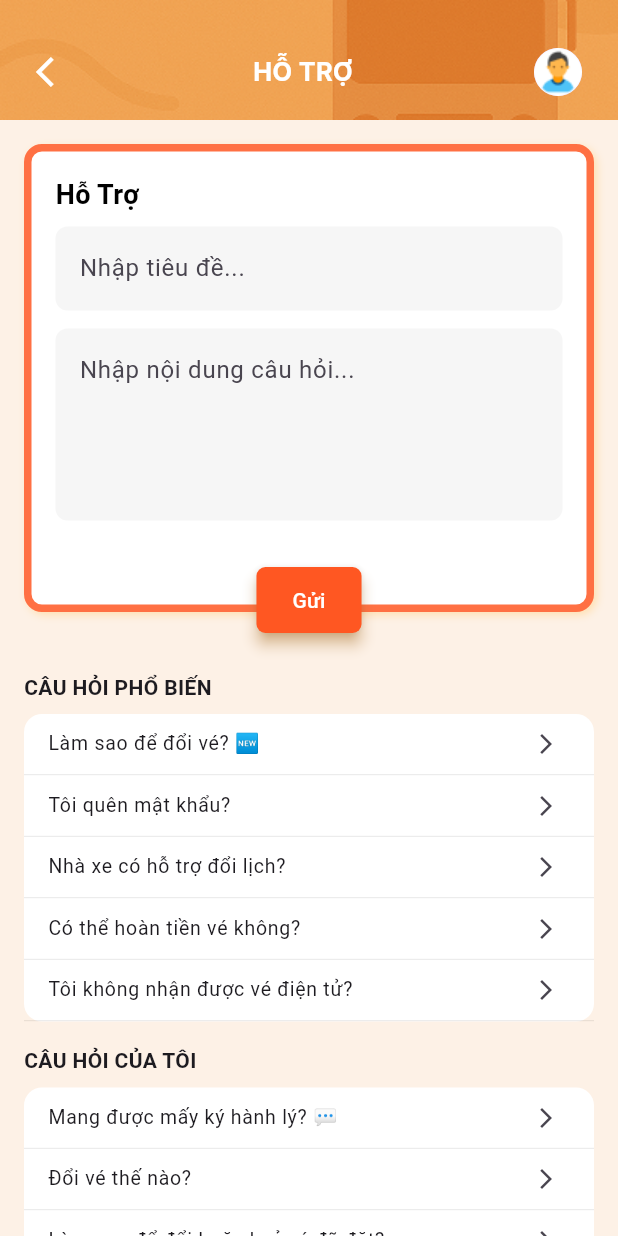
After one commit to BaoNguyen20040407/MobileNC_AppBanVeXe_Web, a Flutter app: the SupportPage screen opened directly, on a phone screen of 412 x 824 dp. The commit adds this screen. Run offline on Flutter 3.47's test engine with Material 3 defaults, Android fonts, the phone set to English and light mode, and no system bars; our stand-ins replace image_picker, shared_preferences; accounts and stored records are empty.

Commit message:
Thành trang hỗ trợ

```diff
--- a/lib/main.dart
+++ b/lib/main.dart
@@ -3,8 +3,7 @@ import 'package:flutter/material.dart';
 import 'package:giao_dien_1/view/auth/splash_screen.dart';
 import 'package:giao_dien_1/view/main/homepage.dart';
 import 'package:giao_dien_1/view/profile/profile_screen.dart';
-import 'package:giao_dien_1/view/ticket_booking/ticket_booking.dart';
-import 'package:giao_dien_1/view/ticket_history/ticket_history.dart';
+
 
 void main() {
   runApp(const MyApp());
--- /dev/null
+++ b/lib/view/support/support.dart
@@ -0,0 +1,176 @@
+import 'package:flutter/material.dart';
+import 'package:giao_dien_1/widget/appbar_profile.dart';
+
+void main() {
+  runApp(SupportPageApp());
+}
+
+class SupportPageApp extends StatelessWidget {
+  @override
+  Widget build(BuildContext context) {
+    return MaterialApp(home: SupportPage(), debugShowCheckedModeBanner: false);
+  }
+}
+
+class SupportPage extends StatelessWidget {
+  @override
+  Widget build(BuildContext context) {
+    return Scaffold(
+      backgroundColor: Color(0xFFFDF1E6),
+      appBar: AppBarProfile(title: 'HỖ TRỢ'),
+      body: SingleChildScrollView(
+        padding: EdgeInsets.all(16),
+        child: Column(
+          crossAxisAlignment: CrossAxisAlignment.start,
+          children: [
+            Stack(
+              clipBehavior: Clip.none,
+              children: [
+                Container(
+                  padding: EdgeInsets.all(16),
+                  decoration: BoxDecoration(
+                    color: Colors.white,
+                    borderRadius: BorderRadius.circular(12),
+                    border: Border.all(color: Color(0xFFFF7043), width: 5),
+                    boxShadow: [
+                      BoxShadow(
+                        color: Colors.orange.shade100,
+                        offset: Offset(2, 2),
+                        blurRadius: 4,
+                      ),
+                    ],
+                  ),
+                  child: Column(
+                    crossAxisAlignment: CrossAxisAlignment.start,
+                    children: [
+                      Padding(
+                        padding: const EdgeInsets.only(bottom: 8),
+                        child: Text(
+                          'Hỗ Trợ',
+                          style: TextStyle(
+                            fontSize: 18,
+                            fontWeight: FontWeight.bold,
+                            color: Color(0xFF000000),
+                          ),
+                        ),
+                      ),
+                      TextField(
+                        decoration: InputDecoration(
+                          hintText: 'Nhập tiêu đề...',
+                          filled: true,
+                          fillColor: Color(0xFFF6F6F6),
+                          border: OutlineInputBorder(
+                            borderRadius: BorderRadius.circular(8),
+                            borderSide: BorderSide.none,
+                          ),
+                        ),
+                      ),
+                      SizedBox(height: 12),
+                      TextField(
+                        maxLines: 4,
+                        decoration: InputDecoration(
+                          hintText: 'Nhập nội dung câu hỏi...',
+                          filled: true,
+                          fillColor: Color(0xFFF6F6F6),
+                          border: OutlineInputBorder(
+                            borderRadius: BorderRadius.circular(8),
+                            borderSide: BorderSide.none,
+                          ),
+                        ),
+                      ),
+                      SizedBox(height: 40),
+                    ],
+                  ),
+                ),
+                Positioned(
+                  bottom: -16,
+                  left: 0,
+                  right: 0,
+                  child: Center(
+                    child: ElevatedButton(
+                      style: ElevatedButton.styleFrom(
+                        backgroundColor: Color(0xFFFF5722),
+                        shape: RoundedRectangleBorder(
+                          borderRadius: BorderRadius.circular(6),
+                        ),
+                        padding: EdgeInsets.symmetric(
+                          horizontal: 24,
+                          vertical: 12,
+                        ),
+                        elevation: 4,
+                        shadowColor: Colors.orangeAccent,
+                        foregroundColor: Colors.white,
+                      ),
+                      onPressed: () {
+                        print('Button pressed');
+                      },
+                      child: Text('Gửi', style: TextStyle(color: Colors.white)),
+                    ),
+                  ),
+                ),
+              ],
+            ),
+            SizedBox(height: 40),
+            _buildSection('CÂU HỎI PHỔ BIẾN', [
+              'Làm sao để đổi vé? 🆕',
+              'Tôi quên mật khẩu?',
+              'Nhà xe có hỗ trợ đổi lịch?',
+              'Có thể hoàn tiền vé không?',
+              'Tôi không nhận được vé điện tử?',
+            ]),
+            SizedBox(height: 16),
+            _buildSection('CÂU HỎI CỦA TÔI', [
+              'Mang được mấy ký hành lý? 💬',
+              'Đổi vé thế nào?',
+              'Làm sao để đổi hoặc huỷ vé đã đặt?',
+            ]),
+          ],
+        ),
+      ),
+    );
+  }
+
+  Widget _buildSection(String title, List<String> questions) {
+    return Column(
+      crossAxisAlignment: CrossAxisAlignment.start,
+      children: [
+        Text(title, style: TextStyle(fontWeight: FontWeight.bold)),
+        SizedBox(height: 8),
+        Container(
+          decoration: BoxDecoration(
+            color: Colors.white,
+            borderRadius: BorderRadius.circular(12),
+          ),
+          child: Column(
+            children: questions.map((q) => _buildQuestionTile(q)).toList(),
+          ),
+        ),
+      ],
+    );
+  }
+
+  Widget _buildQuestionTile(String question) {
+    return Column(
+      children: [
+        Material(
+          color: Colors.transparent,
+          child: InkWell(
+            onTap: () {
+              // TODO: Navigate to detailed Q&A page
+              print('Tapped on: \$question');
+            },
+            splashColor: Colors.black26,
+            highlightColor: Colors.black12,
+            child: ListTile(
+              title: Text(question),
+              trailing: Icon(Icons.arrow_forward_ios, size: 16),
+              dense: true,
+              visualDensity: VisualDensity.compact,
+            ),
+          ),
+        ),
+        Divider(height: 1, thickness: 0.5, color: Colors.black12),
+      ],
+    );
+  }
+}
--- a/lib/widget/appbar_profile.dart
+++ b/lib/widget/appbar_profile.dart
@@ -8,11 +8,7 @@ class AppBarProfile extends StatefulWidget implements PreferredSizeWidget {
   final String title;
   final VoidCallback? onBack;
 
-  const AppBarProfile({
-    super.key,
-    required this.title,
-    this.onBack,
-  });
+  const AppBarProfile({super.key, required this.title, this.onBack});
 
   @override
   State<AppBarProfile> createState() => _AppBarProfileState();
@@ -62,9 +58,15 @@ class _AppBarProfileState extends State<AppBarProfile> {
       height: widget.preferredSize.height,
       padding: const EdgeInsets.only(top: 16, left: 24, right: 24),
       decoration: const BoxDecoration(
-        color: Color(0xFFF5A562),
         borderRadius: BorderRadius.vertical(bottom: Radius.circular(0)),
+        image: DecorationImage(
+          image: AssetImage(
+            'assets/image/profile_appbar.png',
+          ),
+          fit: BoxFit.cover,
+        ),
       ),
+
       child: Row(
         mainAxisAlignment: MainAxisAlignment.spaceBetween,
         children: [
@@ -93,9 +95,11 @@ class _AppBarProfileState extends State<AppBarProfile> {
             },
             child: CircleAvatar(
               radius: 16,
-              backgroundImage: _avatar != null
-                  ? MemoryImage(_avatar!)
-                  : const AssetImage('assets/image/personicon.png') as ImageProvider,
+              backgroundImage:
+                  _avatar != null
+                      ? MemoryImage(_avatar!)
+                      : const AssetImage('assets/image/personicon.png')
+                          as ImageProvider,
             ),
           ),
         ],
```
Also changed, not shown: assets/image/profile_appbar.png (added).
